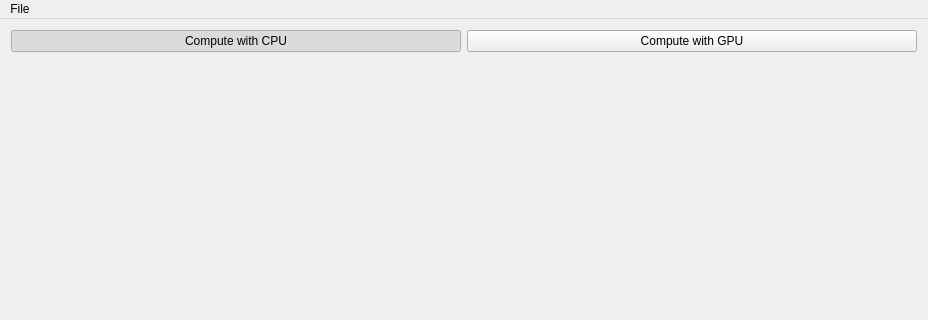
First picture: the form in mainwindow.ui, repository beneschtech/OpenCLMandelbrot, before the edit; both pictures show x 0 to 928 and y 0 to 320 of the 928 by 769 pixel window.
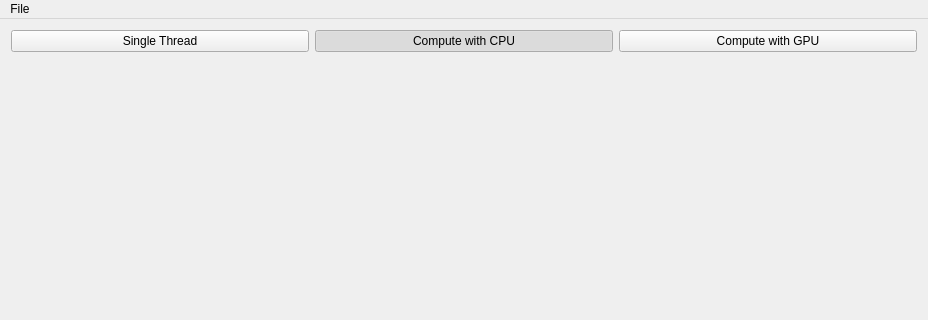
Second picture: the form after the edit.

Commit message: Added single thread

The edit to the form file:
```diff
--- a/mainwindow.ui
+++ b/mainwindow.ui
@@ -24,6 +24,13 @@
           <property name="sizeConstraint">
            <enum>QLayout::SetDefaultConstraint</enum>
           </property>
+          <item>
+           <widget class="QPushButton" name="stPB">
+            <property name="text">
+             <string>Single Thread</string>
+            </property>
+           </widget>
+          </item>
           <item>
            <widget class="QPushButton" name="cpuPB">
             <property name="text">
```
Left out of the diff: 2 changed lines with no effect on the pictures. The commit also changes 3 other files.
